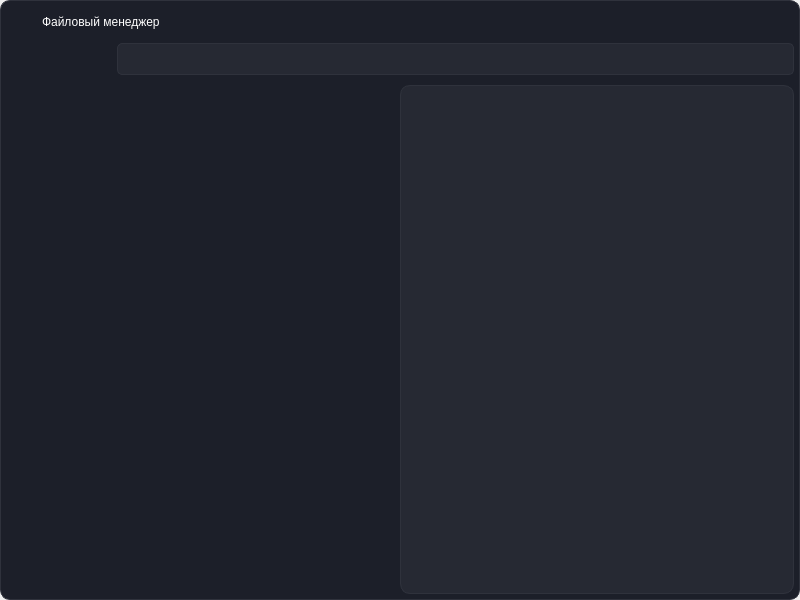
qelezy/FileManagerQt, file mainwindow.ui: the form before one commit.
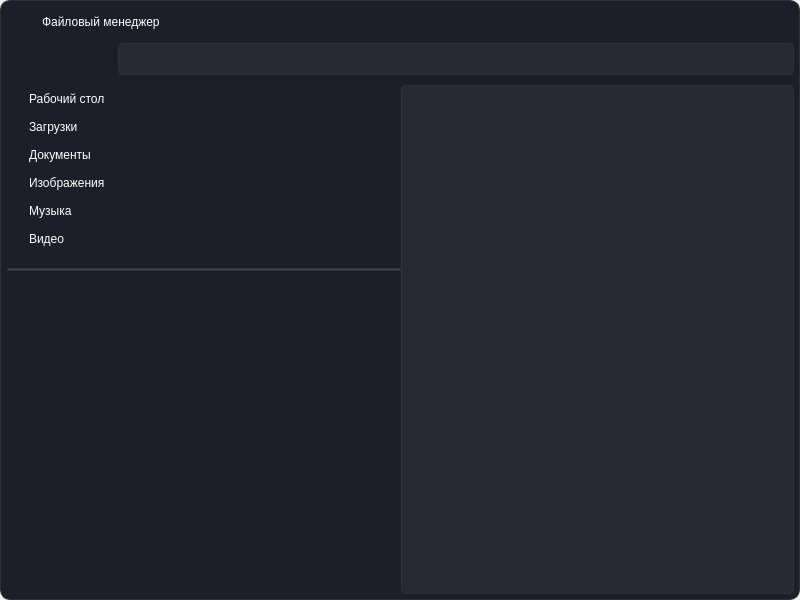
The form after the commit. Icons and pictures are not drawn. Custom widgets are drawn as their Qt base class.

What changed in the file:
```diff
--- a/mainwindow.ui
+++ b/mainwindow.ui
@@ -294,7 +294,7 @@
           <number>10</number>
          </property>
          <property name="leftMargin">
-          <number>5</number>
+          <number>6</number>
          </property>
          <property name="rightMargin">
           <number>5</number>
@@ -462,18 +462,6 @@
          </item>
          <item>
           <widget class="QSplitter" name="splitter">
-           <property name="minimumSize">
-            <size>
-             <width>0</width>
-             <height>0</height>
-            </size>
-           </property>
-           <property name="maximumSize">
-            <size>
-             <width>16777215</width>
-             <height>16777215</height>
-            </size>
-           </property>
            <property name="styleSheet">
             <string notr="true">QSplitter {
 	border: none;
@@ -491,15 +479,326 @@
            <property name="childrenCollapsible">
             <bool>false</bool>
            </property>
-           <widget class="TreeView" name="treeView">
-            <property name="minimumSize">
-             <size>
-              <width>0</width>
-              <height>0</height>
-             </size>
-            </property>
-            <property name="styleSheet">
-             <string notr="true">QTreeView {
+           <widget class="QWidget" name="verticalLayoutWidget">
+            <layout class="QVBoxLayout" name="verticalLayout">
+             <property name="spacing">
+              <number>0</number>
+             </property>
+             <item>
+              <widget class="QPushButton" name="desktopButton">
+               <property name="minimumSize">
+                <size>
+                 <width>0</width>
+                 <height>28</height>
+                </size>
+               </property>
+               <property name="styleSheet">
+                <string notr="true">QPushButton {
+	padding-left: 22px;
+	text-align: left;
+	background-color: rgb(28, 31, 41);
+	color: white;
+	border-radius: 5px;
+}
+QPushButton:hover {
+	background-color: rgb(57, 60, 70);
+}
+QPushButton:checked {
+	background-color: rgb(77, 80, 90);
+}</string>
+               </property>
+               <property name="text">
+                <string>Рабочий стол</string>
+               </property>
+               <property name="icon">
+                <iconset resource="resources.qrc">
+                 <normaloff>:/icons/desktop_icon.svg</normaloff>:/icons/desktop_icon.svg</iconset>
+               </property>
+               <property name="iconSize">
+                <size>
+                 <width>25</width>
+                 <height>25</height>
+                </size>
+               </property>
+               <property name="checkable">
+                <bool>true</bool>
+               </property>
+              </widget>
+             </item>
+             <item>
+              <widget class="QPushButton" name="downloadsButton">
+               <property name="minimumSize">
+                <size>
+                 <width>0</width>
+                 <height>28</height>
+                </size>
+               </property>
+               <property name="styleSheet">
+                <string notr="true">QPushButton {
+	padding-left: 22px;
+	text-align: left;
+	background-color: rgb(28, 31, 41);
+	color: white;
+	border-radius: 5px;
+}
+QPushButton:hover {
+	background-color: rgb(57, 60, 70);
+}
+QPushButton:checked {
+	background-color: rgb(77, 80, 90);
+}</string>
+               </property>
+               <property name="text">
+                <string>Загрузки</string>
+               </property>
+               <property name="icon">
+                <iconset resource="resources.qrc">
+                 <normaloff>:/icons/downloads_icon.svg</normaloff>:/icons/downloads_icon.svg</iconset>
+               </property>
+               <property name="iconSize">
+                <size>
+                 <width>25</width>
+                 <height>25</height>
+                </size>
+               </property>
+               <property name="checkable">
+                <bool>true</bool>
+               </property>
+              </widget>
+             </item>
+             <item>
+              <widget class="QPushButton" name="documentsButton">
+               <property name="minimumSize">
+                <size>
+                 <width>0</width>
+                 <height>28</height>
+                </size>
+               </property>
+               <property name="styleSheet">
+                <string notr="true">QPushButton {
+	padding-left: 22px;
+	text-align: left;
+	background-color: rgb(28, 31, 41);
+	color: white;
+	border-radius: 5px;
+}
+QPushButton:hover {
+	background-color: rgb(57, 60, 70);
+}
+QPushButton:checked {
+	background-color: rgb(77, 80, 90);
+}</string>
+               </property>
+               <property name="text">
+                <string>Документы</string>
+               </property>
+               <property name="icon">
+                <iconset resource="resources.qrc">
+                 <normaloff>:/icons/documents_icon.svg</normaloff>:/icons/documents_icon.svg</iconset>
+               </property>
+               <property name="iconSize">
+                <size>
+                 <width>25</width>
+                 <height>25</height>
+                </size>
+               </property>
+               <property name="checkable">
+                <bool>true</bool>
+               </property>
+              </widget>
+             </item>
+             <item>
+              <widget class="QPushButton" name="picturesButton">
+               <property name="minimumSize">
+                <size>
+                 <width>0</width>
+                 <height>28</height>
+                </size>
+               </property>
+               <property name="styleSheet">
+                <string notr="true">QPushButton {
+	padding-left: 22px;
+	text-align: left;
+	background-color: rgb(28, 31, 41);
+	color: white;
+	border-radius: 5px;
+}
+QPushButton:hover {
+	background-color: rgb(57, 60, 70);
+}
+QPushButton:checked {
+	background-color: rgb(77, 80, 90);
+}</string>
+               </property>
+               <property name="text">
+                <string>Изображения</string>
+               </property>
+               <property name="icon">
+                <iconset resource="resources.qrc">
+                 <normaloff>:/icons/pictures_icon.svg</normaloff>:/icons/pictures_icon.svg</iconset>
+               </property>
+               <property name="iconSize">
+                <size>
+                 <width>25</width>
+                 <height>25</height>
+                </size>
+               </property>
+               <property name="checkable">
+                <bool>true</bool>
+               </property>
+              </widget>
+             </item>
+             <item>
+              <widget class="QPushButton" name="musicButton">
+               <property name="minimumSize">
+                <size>
+                 <width>0</width>
+                 <height>28</height>
+                </size>
+               </property>
+               <property name="styleSheet">
+                <string notr="true">QPushButton {
+	padding-left: 22px;
+	text-align: left;
+	background-color: rgb(28, 31, 41);
+	color: white;
+	border-radius: 5px;
+}
+QPushButton:hover {
+	background-color: rgb(57, 60, 70);
+}
+QPushButton:checked {
+	background-color: rgb(77, 80, 90);
+}</string>
+               </property>
+               <property name="text">
+                <string>Музыка</string>
+               </property>
+               <property name="icon">
+                <iconset resource="resources.qrc">
+                 <normaloff>:/icons/music_icon.svg</normaloff>:/icons/music_icon.svg</iconset>
+               </property>
+               <property name="iconSize">
+                <size>
+                 <width>25</width>
+                 <height>25</height>
+                </size>
+               </property>
+               <property name="checkable">
+                <bool>true</bool>
+               </property>
+              </widget>
+             </item>
+             <item>
+              <widget class="QPushButton" name="videoButton">
+               <property name="minimumSize">
+                <size>
+                 <width>0</width>
+                 <height>28</height>
+                </size>
+               </property>
+               <property name="styleSheet">
+                <string notr="true">QPushButton {
+	padding-left: 22px;
+	text-align: left;
+	background-color: rgb(28, 31, 41);
+	color: white;
+	border-radius: 5px;
+}
+QPushButton:hover {
+	background-color: rgb(57, 60, 70);
+}
+QPushButton:checked {
+	background-color: rgb(77, 80, 90);
+}</string>
+               </property>
+               <property name="text">
+                <string>Видео</string>
+               </property>
+               <property name="icon">
+                <iconset resource="resources.qrc">
+                 <normaloff>:/icons/video_icon.svg</normaloff>:/icons/video_icon.svg</iconset>
+               </property>
+               <property name="iconSize">
+                <size>
+                 <width>25</width>
+                 <height>25</height>
+                </size>
+               </property>
+               <property name="checkable">
+                <bool>true</bool>
+               </property>
+              </widget>
+             </item>
+             <item>
+              <spacer name="verticalSpacer">
+               <property name="orientation">
+                <enum>Qt::Vertical</enum>
+               </property>
+               <property name="sizeType">
+                <enum>QSizePolicy::Fixed</enum>
+               </property>
+               <property name="sizeHint" stdset="0">
+                <size>
+                 <width>20</width>
+                 <height>15</height>
+                </size>
+               </property>
+              </spacer>
+             </item>
+             <item>
+              <widget class="Line" name="line">
+               <property name="minimumSize">
+                <size>
+                 <width>0</width>
+                 <height>1</height>
+                </size>
+               </property>
+               <property name="styleSheet">
+                <string notr="true">background-color: rgb(67, 70, 80);
+border-radius: 1px;
+padding-right: 5px;</string>
+               </property>
+               <property name="frameShadow">
+                <enum>QFrame::Sunken</enum>
+               </property>
+               <property name="lineWidth">
+                <number>0</number>
+               </property>
+               <property name="midLineWidth">
+                <number>1</number>
+               </property>
+               <property name="orientation">
+                <enum>Qt::Horizontal</enum>
+               </property>
+              </widget>
+             </item>
+             <item>
+              <spacer name="verticalSpacer_2">
+               <property name="orientation">
+                <enum>Qt::Vertical</enum>
+               </property>
+               <property name="sizeType">
+                <enum>QSizePolicy::Fixed</enum>
+               </property>
+               <property name="sizeHint" stdset="0">
+                <size>
+                 <width>20</width>
+                 <height>15</height>
+                </size>
+               </property>
+              </spacer>
+             </item>
+             <item>
+              <widget class="TreeView" name="treeView">
+               <property name="minimumSize">
+                <size>
+                 <width>0</width>
+                 <height>0</height>
+                </size>
+               </property>
+               <property name="styleSheet">
+                <string notr="true">QTreeView {
 	border: none;
 	border-top-left-radius: 0;
 	border-top-right-radius: 0;
@@ -515,10 +814,13 @@
 QTreeView::item:selected {
 	background-color: rgb(77, 80, 90);
 }</string>
-            </property>
-            <attribute name="headerVisible">
-             <bool>false</bool>
-            </attribute>
+               </property>
+               <attribute name="headerVisible">
+                <bool>false</bool>
+               </attribute>
+              </widget>
+             </item>
+            </layout>
            </widget>
            <widget class="ListView" name="listView">
             <property name="minimumSize">
@@ -533,15 +835,9 @@
             <property name="styleSheet">
              <string notr="true">QListView {
 	border: 1px solid rgb(47, 50, 60);
-	border-radius: 10px;
+	border-radius: 5px;
 	background-color: rgb(38, 41, 51);
 	padding: 10px;
-}
-QListView::item {
-	border-radius: 10px;
-}
-QListView::item:selected {
-	background-color: red;
 }</string>
             </property>
             <property name="flow">
```
Left out of the diff: 7 changed lines with no effect on the pictures.
